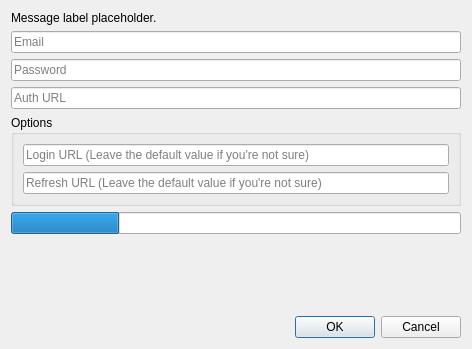
Qt form launcher/ui/dialogs/CustomLoginDialog.ui (FreesmTeam/FreesmLauncher) before a commit.
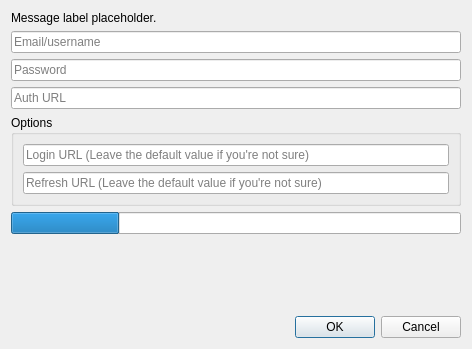
The same form after that commit.

What changed in the file:
```diff
--- a/launcher/ui/dialogs/CustomLoginDialog.ui
+++ b/launcher/ui/dialogs/CustomLoginDialog.ui
@@ -39,7 +39,7 @@
    <item>
     <widget class="QLineEdit" name="userTextBox">
      <property name="placeholderText">
-      <string>Email</string>
+      <string>Email/username</string>
      </property>
     </widget>
    </item>
```
